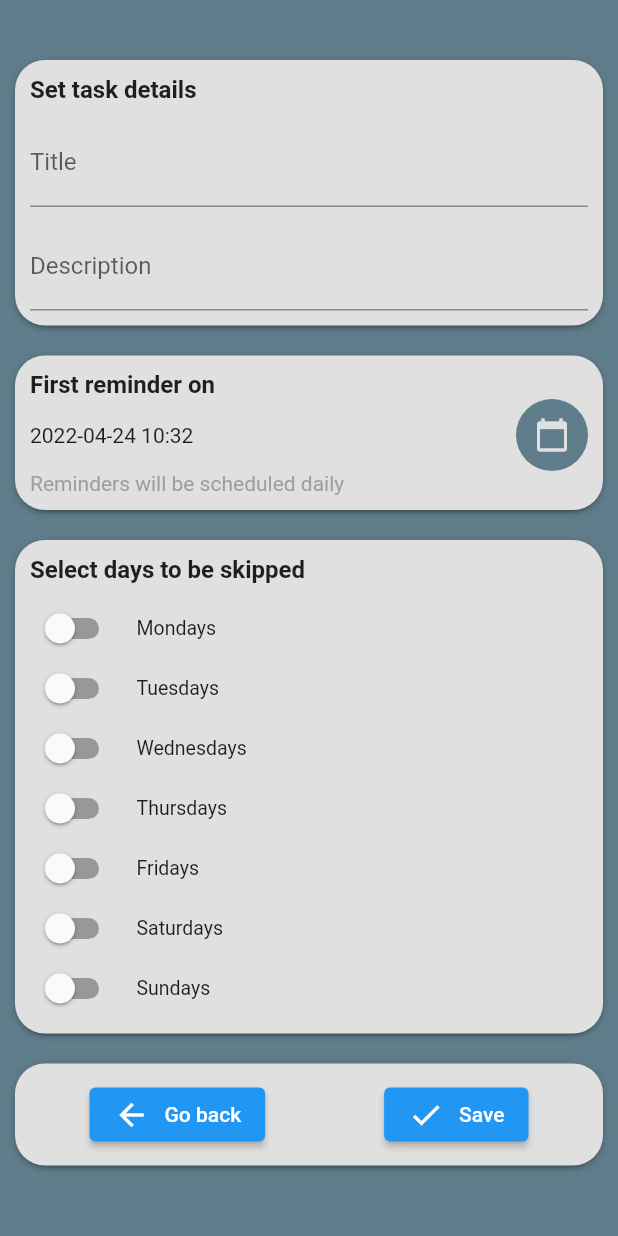
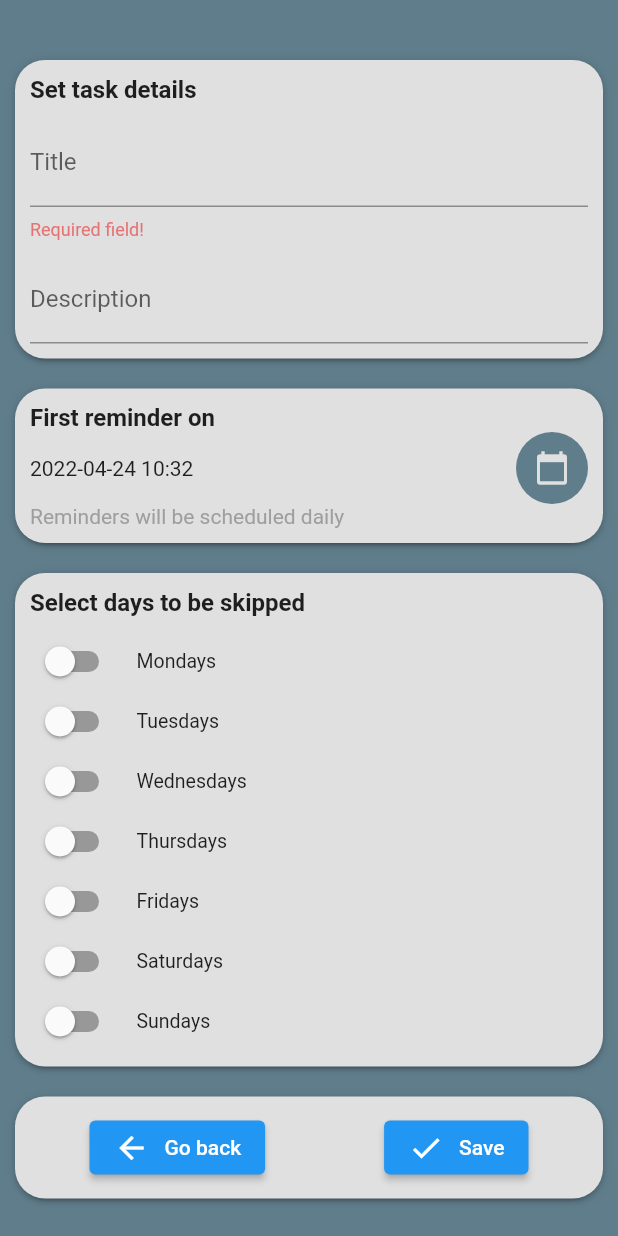
Before and after one commit to xeladu/task_reminder, a Flutter app: the screen it shows after launch, after a tap on an icon or button, on a phone screen of 412 x 824 dp. Run offline on Flutter 3.47's test engine with Material 2 defaults, Android fonts, the phone set to English and light mode, and no system bars; our stand-ins replace adaptive_dialog, equatable, flutter_local_notifications, flutter_native_timezone, flutter_riverpod, get and 5 more; accounts and stored records are empty.

Commit message:
Improve creation/edit error message

```diff
--- /dev/null
+++ b/lib/constants/errors.dart
@@ -0,0 +1,2 @@
+String taskCreationEditError =
+    "The task is invalid. Please fill out all required fields!";
--- a/lib/database/models/task.dart
+++ b/lib/database/models/task.dart
@@ -60,4 +60,8 @@ class Task extends Equatable {
   @override
   List<Object?> get props =>
       [id, title, description, created, configuration, reminders];
+
+  bool isValid() {
+    return title.isNotEmpty;
+  }
 }
--- a/lib/views/task_edit_view/task_edit_view.dart
+++ b/lib/views/task_edit_view/task_edit_view.dart
@@ -1,6 +1,7 @@
 import 'package:task_reminder/style/app_colors.dart';
 import 'package:task_reminder/style/text_styles.dart';
 import 'package:task_reminder/views/task_edit_view/task_edit_view_model.dart';
+import 'package:task_reminder/views/task_edit_view/utils/task_validation_exception.dart';
 import 'package:task_reminder/widgets/wrapper_widget.dart';
 import 'package:flutter/material.dart';
 import 'package:intl/intl.dart';
@@ -58,8 +59,13 @@ class _State extends State<TaskEditView> {
                         ])),
                     ElevatedButton(
                         onPressed: () async {
-                          await widget.viewModel.save();
-                          Navigator.pop(context);
+                          try {
+                            await widget.viewModel.save();
+                            Navigator.pop(context);
+                          } on TaskValidationException catch (ex) {
+                            ScaffoldMessenger.of(context).showSnackBar(
+                                SnackBar(content: Text(ex.message)));
+                          }
                         },
                         child: Row(children: [
                           const Icon(Icons.check),
@@ -77,7 +83,10 @@ class _State extends State<TaskEditView> {
       Container(height: 10),
       TextField(
         controller: _titleController,
-        decoration: const InputDecoration(label: Text("Title")),
+        decoration: InputDecoration(
+            label: const Text("Title"),
+            helperText: "Required field!",
+            helperStyle: TextStyle(color: AppColors.negative)),
         onChanged: (value) {
           widget.viewModel.title = value;
         },
--- a/lib/views/task_edit_view/task_edit_view_model.dart
+++ b/lib/views/task_edit_view/task_edit_view_model.dart
@@ -1,3 +1,4 @@
+import 'package:task_reminder/constants/errors.dart';
 import 'package:task_reminder/database/database_service.dart';
 import 'package:task_reminder/database/models/skip_configuration.dart';
 import 'package:task_reminder/database/models/task.dart';
@@ -5,6 +6,7 @@ import 'package:task_reminder/database/models/task_reminder.dart';
 import 'package:task_reminder/database/models/task_reminder_configuration.dart';
 import 'package:task_reminder/notification/reminder_service.dart';
 import 'package:get/get.dart';
+import 'package:task_reminder/views/task_edit_view/utils/task_validation_exception.dart';
 import 'package:timezone/timezone.dart' as tz;
 
 class TaskEditViewModel {
@@ -58,6 +60,10 @@ class TaskEditViewModel {
                 sunday: skipSundays)),
         reminders: task?.reminders ?? <TaskReminder>[]);
 
+    if (!newTask.isValid()) {
+      throw TaskValidationException(taskCreationEditError);
+    }
+
     Get.find<ReminderService>().fillReminders(newTask);
 
     var dbService = Get.find<DatabaseService>();
--- /dev/null
+++ b/lib/views/task_edit_view/utils/task_validation_exception.dart
@@ -0,0 +1,4 @@
+class TaskValidationException implements Exception {
+  final String message;
+  TaskValidationException(this.message);
+}
```
